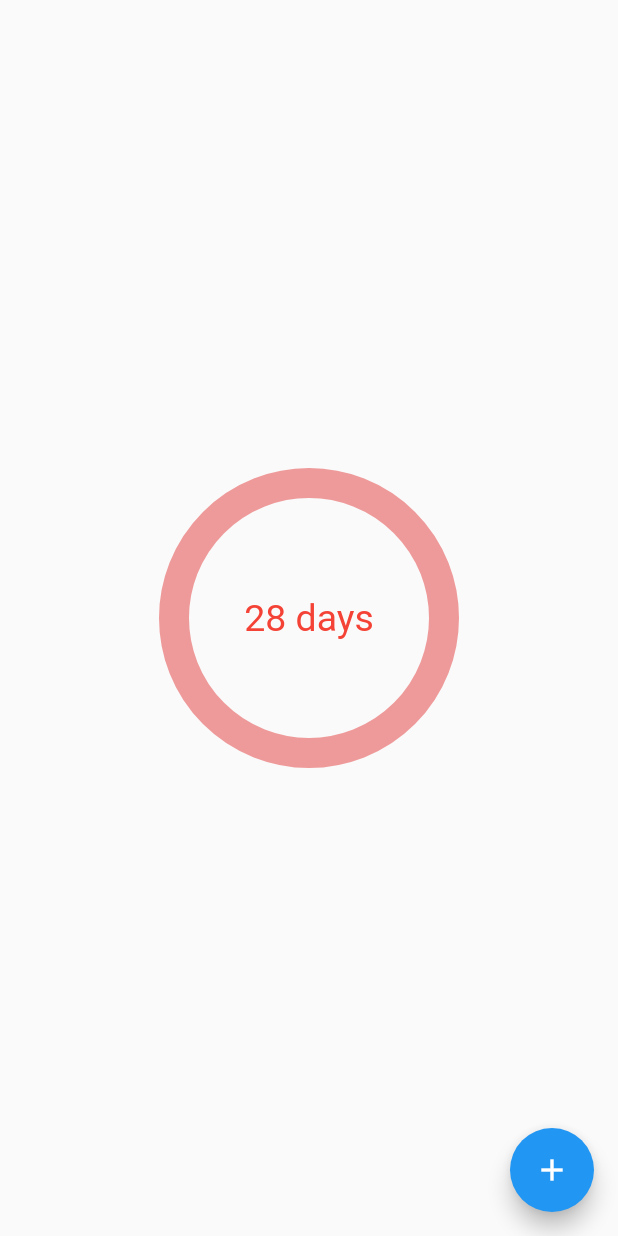
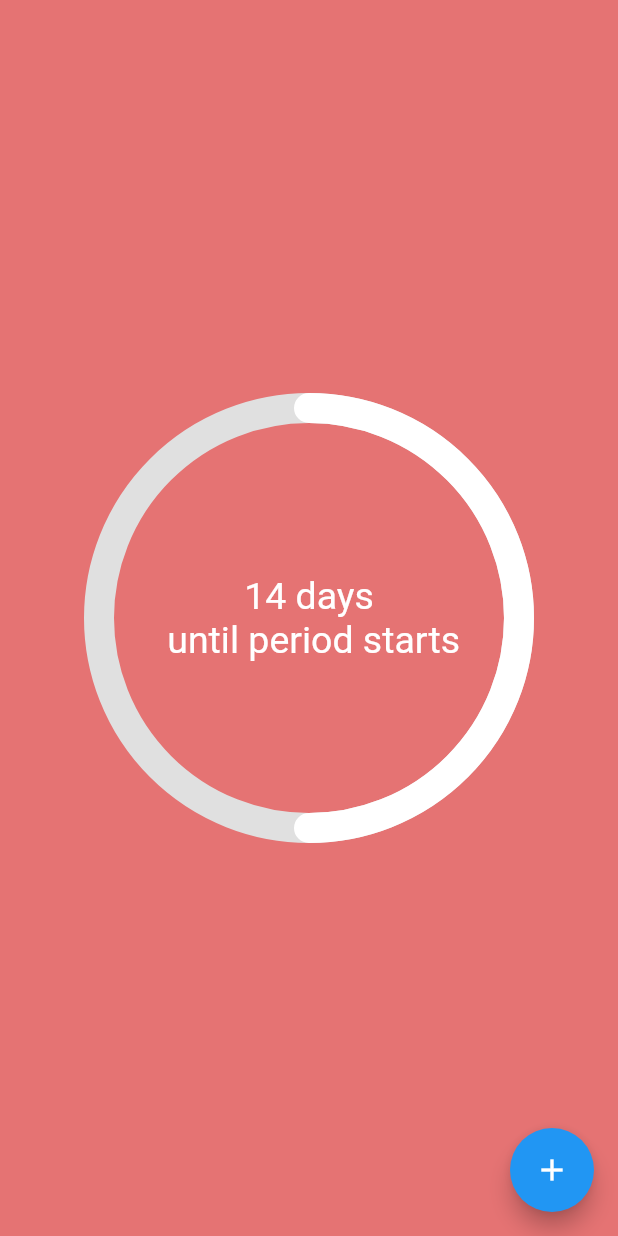
Before and after one commit to rice-apps/psy.cl-v1, a Flutter app: the screen it shows after launch, on a phone screen of 412 x 824 dp. Run offline on Flutter 3.47's test engine with Material 2 defaults, Android fonts, the phone set to English and light mode, and no system bars; drawn by our look-alikes of percent_indicator.

Commit message:
Progress Circle changes

```diff
--- a/lib/progresscircle.dart
+++ b/lib/progresscircle.dart
@@ -11,7 +11,7 @@ class ProgressCircle extends StatefulWidget {
 }
 
 class _ProgressCircleState extends State<ProgressCircle> {
-  int _count = 0;
+  int _count = 14;
 
   void _incrementCounter() {
     setState(() {
@@ -27,16 +27,22 @@ class _ProgressCircleState extends State<ProgressCircle> {
   @override
   Widget build(BuildContext context) {
     return Scaffold(
+      backgroundColor: Colors.red.shade300,
       body: Center(
         child: CircularPercentIndicator(
-          radius: 200,
+          radius: 300,
           lineWidth: 20,
+          animation: true,
+          animationDuration: 800,
           percent: (_count / 28),
-          progressColor: Colors.red,
-          backgroundColor: Colors.red.shade200,
+          progressColor: Colors.white,
+          backgroundColor: Colors.grey.shade300,
           circularStrokeCap: CircularStrokeCap.round,
-          center: Text('${28 - _count} days',
-              style: const TextStyle(fontSize: 25, color: Colors.red)),
+          center: Text(
+            '${28 - _count} days \n until period starts',
+            style: const TextStyle(fontSize: 25, color: Colors.white),
+            textAlign: TextAlign.center,
+          ),
         ),
       ),
       floatingActionButton: FloatingActionButton(
```
